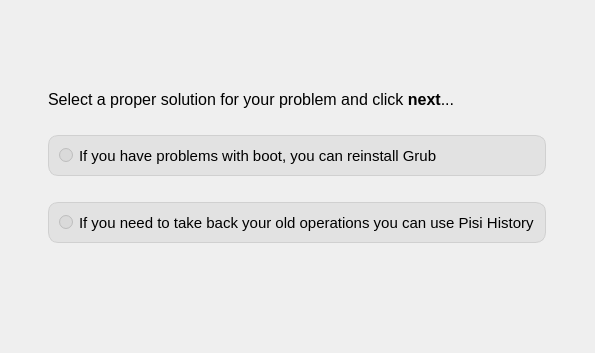
Before: the Qt Designer form yali4/gui/Ui/rescuewidget.ui in dadas45li/yali, drawn with Qt 5.
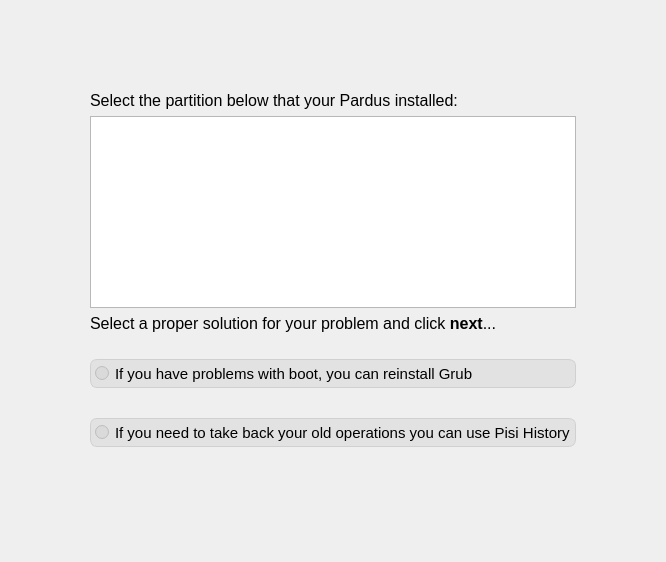
After: the same form once the commit is applied. Icons and pictures are not drawn.

Commit message: * Scan partitions and try to find Pardus installed one  * Show usable partitions for rescue  * Show error messages as a result of partition scan  * One step further in Grub rescue..

Diff of the .ui file:
```diff
--- a/yali4/gui/Ui/rescuewidget.ui
+++ b/yali4/gui/Ui/rescuewidget.ui
@@ -6,13 +6,22 @@
    <rect>
     <x>0</x>
     <y>0</y>
-    <width>595</width>
-    <height>353</height>
+    <width>666</width>
+    <height>562</height>
    </rect>
   </property>
   <property name="windowTitle">
    <string>Form1</string>
   </property>
+  <property name="styleSheet">
+   <string>QRadioButton {
+border: 1px solid rgb(208, 208, 208);
+    background-color: rgba(206, 206, 206, 100);
+    border-radius:7px;
+    padding:4px;
+    margin-bottom:4px;
+}</string>
+  </property>
   <layout class="QGridLayout" name="gridLayout">
    <item row="0" column="1">
     <spacer>
@@ -30,36 +39,79 @@
      </property>
     </spacer>
    </item>
-   <item row="3" column="0" rowspan="4">
-    <spacer>
-     <property name="orientation">
-      <enum>Qt::Horizontal</enum>
+   <item row="1" column="1">
+    <widget class="QLabel" name="infoLabel">
+     <property name="font">
+      <font>
+       <pointsize>12</pointsize>
+      </font>
      </property>
-     <property name="sizeType">
-      <enum>QSizePolicy::Expanding</enum>
+     <property name="text">
+      <string>Select the partition below that your Pardus installed:</string>
      </property>
-     <property name="sizeHint" stdset="0">
+    </widget>
+   </item>
+   <item row="2" column="1">
+    <widget class="QListWidget" name="partitionList">
+     <property name="iconSize">
       <size>
-       <width>131</width>
-       <height>20</height>
+       <width>32</width>
+       <height>32</height>
       </size>
      </property>
-    </spacer>
+    </widget>
    </item>
    <item row="3" column="1">
+    <widget class="QLabel" name="label">
+     <property name="font">
+      <font>
+       <pointsize>12</pointsize>
+      </font>
+     </property>
+     <property name="text">
+      <string>Select a proper solution for your problem and click &lt;b&gt;next&lt;/b&gt;...</string>
+     </property>
+    </widget>
+   </item>
+   <item row="4" column="1">
+    <spacer name="verticalSpacer_2">
+     <property name="orientation">
+      <enum>Qt::Vertical</enum>
+     </property>
+     <property name="sizeType">
+      <enum>QSizePolicy::Fixed</enum>
+     </property>
+     <property name="sizeHint" stdset="0">
+      <size>
+       <width>20</width>
+       <height>20</height>
+      </size>
+     </property>
+    </spacer>
+   </item>
+   <item row="5" column="0" rowspan="4">
+    <spacer>
+     <property name="orientation">
+      <enum>Qt::Horizontal</enum>
+     </property>
+     <property name="sizeType">
+      <enum>QSizePolicy::Expanding</enum>
+     </property>
+     <property name="sizeHint" stdset="0">
+      <size>
+       <width>131</width>
+       <height>20</height>
+      </size>
+     </property>
+    </spacer>
+   </item>
+   <item row="5" column="1">
     <widget class="QRadioButton" name="useGrub">
      <property name="font">
       <font>
        <pointsize>11</pointsize>
       </font>
      </property>
-     <property name="styleSheet">
-      <string>border: 1px solid rgb(208, 208, 208);
-background-color: rgba(206, 206, 206, 100);
-border-radius:10px;
-padding:10px;
-</string>
-     </property>
      <property name="text">
       <string>If you have problems with boot, you can reinstall Grub</string>
      </property>
@@ -75,7 +127,7 @@
      </property>
     </widget>
    </item>
-   <item row="3" column="2" rowspan="4">
+   <item row="5" column="2" rowspan="4">
     <spacer>
      <property name="orientation">
       <enum>Qt::Horizontal</enum>
@@ -91,7 +143,23 @@
      </property>
     </spacer>
    </item>
-   <item row="5" column="1">
+   <item row="6" column="1">
+    <spacer name="verticalSpacer">
+     <property name="orientation">
+      <enum>Qt::Vertical</enum>
+     </property>
+     <property name="sizeType">
+      <enum>QSizePolicy::Fixed</enum>
+     </property>
+     <property name="sizeHint" stdset="0">
+      <size>
+       <width>20</width>
+       <height>20</height>
+      </size>
+     </property>
+    </spacer>
+   </item>
+   <item row="7" column="1">
     <widget class="QRadioButton" name="usePisiHs">
      <property name="font">
       <font>
@@ -99,11 +167,7 @@
       </font>
      </property>
      <property name="styleSheet">
-      <string>border: 1px solid rgb(208, 208, 208);
-background-color: rgba(206, 206, 206, 100);
-border-radius:10px;
-padding:10px;
-</string>
+      <string/>
      </property>
      <property name="text">
       <string>If you need to take back your old operations you can use Pisi History</string>
@@ -120,7 +184,7 @@
      </property>
     </widget>
    </item>
-   <item row="6" column="1">
+   <item row="8" column="1">
     <widget class="QLabel" name="checkLabel">
      <property name="minimumSize">
       <size>
@@ -142,7 +206,7 @@
      </property>
     </widget>
    </item>
-   <item row="7" column="1">
+   <item row="9" column="1">
     <spacer>
      <property name="orientation">
       <enum>Qt::Vertical</enum>
@@ -158,50 +222,6 @@
      </property>
     </spacer>
    </item>
-   <item row="4" column="1">
-    <spacer name="verticalSpacer">
-     <property name="orientation">
-      <enum>Qt::Vertical</enum>
-     </property>
-     <property name="sizeType">
-      <enum>QSizePolicy::Fixed</enum>
-     </property>
-     <property name="sizeHint" stdset="0">
-      <size>
-       <width>20</width>
-       <height>20</height>
-      </size>
-     </property>
-    </spacer>
-   </item>
-   <item row="1" column="1">
-    <widget class="QLabel" name="label">
-     <property name="font">
-      <font>
-       <pointsize>12</pointsize>
-      </font>
-     </property>
-     <property name="text">
-      <string>Select a proper solution for your problem and click &lt;b&gt;next&lt;/b&gt;...</string>
-     </property>
-    </widget>
-   </item>
-   <item row="2" column="1">
-    <spacer name="verticalSpacer_2">
-     <property name="orientation">
-      <enum>Qt::Vertical</enum>
-     </property>
-     <property name="sizeType">
-      <enum>QSizePolicy::Fixed</enum>
-     </property>
-     <property name="sizeHint" stdset="0">
-      <size>
-       <width>20</width>
-       <height>20</height>
-      </size>
-     </property>
-    </spacer>
-   </item>
   </layout>
  </widget>
  <layoutdefault spacing="6" margin="11"/>
```
Left out of the diff: 4 changed lines with no effect on the pictures. The commit also changes 8 other files.
